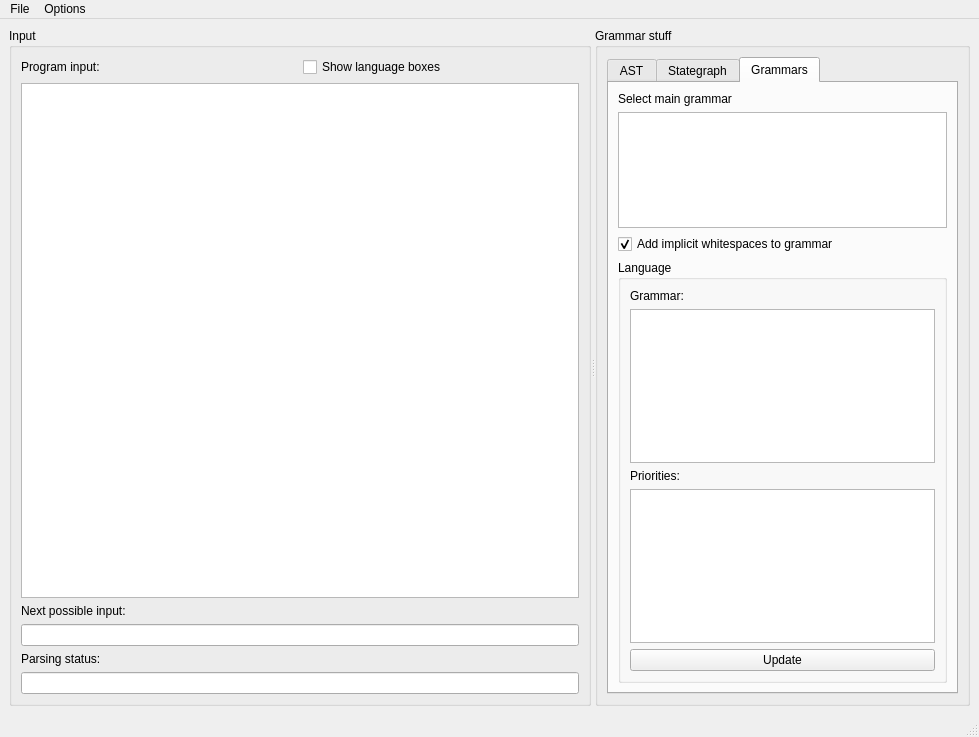
First picture: the form in node_editor/gui.ui, repository softdevteam/eco, before the edit.
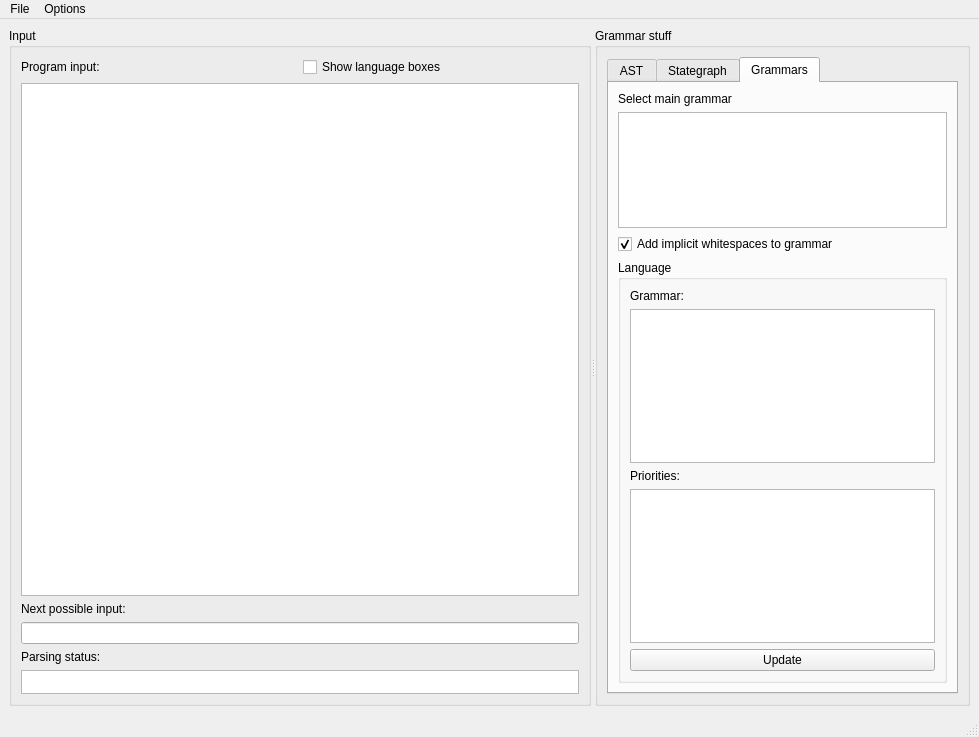
Second picture: the form after the edit. Custom widgets are drawn as their Qt base class.

Commit message: nicer looking parsing status

```diff
--- a/node_editor/gui.ui
+++ b/node_editor/gui.ui
@@ -208,7 +208,20 @@
          </widget>
         </item>
         <item>
-         <widget class="QLineEdit" name="leParserStatus"/>
+         <widget class="QTextEdit" name="te_pstatus">
+          <property name="maximumSize">
+           <size>
+            <width>16777215</width>
+            <height>24</height>
+           </size>
+          </property>
+          <property name="verticalScrollBarPolicy">
+           <enum>Qt::ScrollBarAlwaysOff</enum>
+          </property>
+          <property name="horizontalScrollBarPolicy">
+           <enum>Qt::ScrollBarAlwaysOff</enum>
+          </property>
+         </widget>
         </item>
        </layout>
       </widget>
```
The commit also changes 2 other files.
